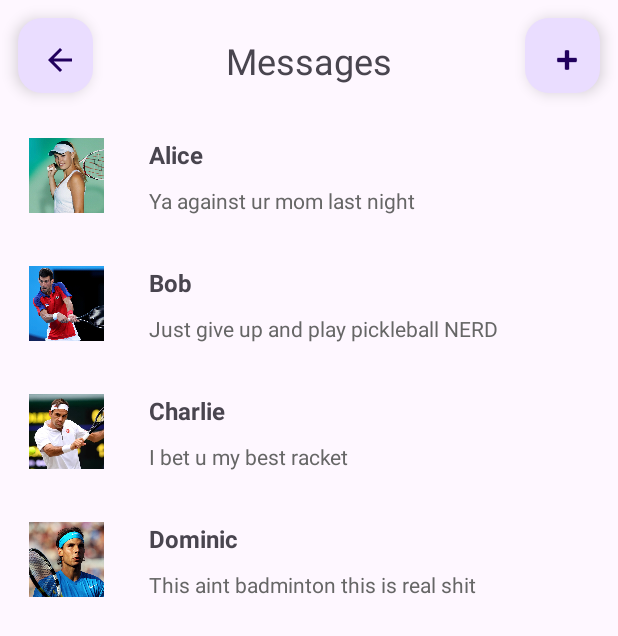
After one commit to kusshsatija/Public-Tennis-Court-Availability-Tracker, an Android app: the Messages screen opened directly, with no data from a screen before it, on a phone screen of 412 x 824 dp. The commit adds this screen. Shown: the top 636 px of the screen. Run offline under Robolectric (Android 15) with nearby library versions, the phone set to English and light mode, and no system bars.

Commit message:
Messages initial commit

```diff
--- /dev/null
+++ b/app/src/main/java/com/example/publictenniscourtavailabilitytracker/Conversation.java
@@ -0,0 +1,37 @@
+package com.example.publictenniscourtavailabilitytracker;
+
+import java.io.Serializable;
+import java.util.List;
+
+public class Conversation implements Serializable {
+    private final List<Message> messages; // List of messages in the conversation
+    private final String recipient;
+    private final int recipientPic;
+
+    public Conversation(String recipient, int recipientPic, List<Message> messages) {
+        this.recipient = recipient;
+        this.recipientPic = recipientPic;
+        this.messages = messages;
+    }
+
+    public List<Message> getMessages() {
+        return messages;
+    }
+
+    public Message getMostRecentMessage() {
+        return messages.isEmpty() ? null : messages.get(messages.size() - 1);
+    }
+
+    public String getRecipient() {
+        return recipient;
+    }
+
+    public int getRecipientPic() {
+        return recipientPic;
+    }
+
+    // Method to add a new message to the conversation
+    public void addMessage(Message message) {
+        messages.add(message);
+    }
+}
--- /dev/null
+++ b/app/src/main/java/com/example/publictenniscourtavailabilitytracker/ConversationAdapter.java
@@ -0,0 +1,84 @@
+package com.example.publictenniscourtavailabilitytracker;
+
+import android.annotation.SuppressLint;
+import android.view.LayoutInflater;
+import android.view.View;
+import android.view.ViewGroup;
+import android.widget.ImageView;
+import android.widget.TextView;
+
+import androidx.annotation.NonNull;
+import androidx.recyclerview.widget.RecyclerView;
+
+import java.util.List;
+
+public class ConversationAdapter extends RecyclerView.Adapter<ConversationAdapter.ConversationViewHolder> {
+
+    private final List<Conversation> conversationList;
+    private final OnItemClickListener listener;
+
+    // Interface for click events
+    public interface OnItemClickListener {
+        void onItemClick(int position);
+    }
+
+    public ConversationAdapter(List<Conversation> conversationList, OnItemClickListener listener) {
+        this.conversationList = conversationList;
+        this.listener = listener;
+    }
+
+    // ViewHolder defines views in a single list item
+    public static class ConversationViewHolder extends RecyclerView.ViewHolder {
+        ImageView profileImageView;
+        TextView recipientNameTextView, recentMessageTextView;
+
+        public ConversationViewHolder(@NonNull View itemView, OnItemClickListener listener) {
+            super(itemView);
+            profileImageView = itemView.findViewById(R.id.profileImageView);
+            recipientNameTextView = itemView.findViewById(R.id.recipientNameTextView);
+            recentMessageTextView = itemView.findViewById(R.id.recentMessageTextView);
+
+            itemView.setOnClickListener(v -> {
+                if (listener != null) {
+                    int position = getAdapterPosition();
+                    if (position != RecyclerView.NO_POSITION) {
+                        listener.onItemClick(position);
+                    }
+                }
+            });
+        }
+    }
+
+    @NonNull
+    @Override
+    public ConversationViewHolder onCreateViewHolder(@NonNull ViewGroup parent, int viewType) {
+        View view = LayoutInflater.from(parent.getContext())
+                .inflate(R.layout.conversation_item, parent, false);
+        return new ConversationViewHolder(view, listener);
+    }
+
+    @SuppressLint("SetTextI18n")
+    @Override
+    public void onBindViewHolder(@NonNull ConversationViewHolder holder, int position) {
+        Conversation conversation = conversationList.get(position);
+        Message mostRecentMessage = conversation.getMostRecentMessage();
+
+        // Set the recipient's name (always show the name of the conversation partner)
+        holder.recipientNameTextView.setText(conversation.getRecipient());
+
+        // Display the most recent message content
+        if (mostRecentMessage != null) {
+            holder.recentMessageTextView.setText(mostRecentMessage.getContent());
+        } else {
+            holder.recentMessageTextView.setText("No messages yet");
+        }
+
+        // Example profile image setting (adjust as needed)
+        holder.profileImageView.setImageResource(conversation.getRecipientPic()); // Placeholder
+    }
+
+    @Override
+    public int getItemCount() {
+        return conversationList.size();
+    }
+}
--- /dev/null
+++ b/app/src/main/java/com/example/publictenniscourtavailabilitytracker/Message.java
@@ -0,0 +1,21 @@
+package com.example.publictenniscourtavailabilitytracker;
+
+import java.io.Serializable;
+
+public class Message implements Serializable {
+    private final String content;
+    private final String sender;
+
+    public Message(String content, String sender) {
+        this.content = content;
+        this.sender = sender;
+    }
+
+    public String getContent() {
+        return content;
+    }
+
+    public String getSender() {
+        return sender;
+    }
+}
--- /dev/null
+++ b/app/src/main/java/com/example/publictenniscourtavailabilitytracker/Messages.java
@@ -0,0 +1,79 @@
+package com.example.publictenniscourtavailabilitytracker;
+
+import android.content.Intent;
+import android.os.Bundle;
+
+import androidx.activity.EdgeToEdge;
+import androidx.appcompat.app.AppCompatActivity;
+import androidx.core.graphics.Insets;
+import androidx.core.view.ViewCompat;
+import androidx.core.view.WindowInsetsCompat;
+import androidx.recyclerview.widget.LinearLayoutManager;
+import androidx.recyclerview.widget.RecyclerView;
+
+import java.util.ArrayList;
+import java.util.List;
+
+public class Messages extends AppCompatActivity {
+
+    private List<Conversation> conversationList;
+
+    @Override
+    protected void onCreate(Bundle savedInstanceState) {
+        super.onCreate(savedInstanceState);
+        EdgeToEdge.enable(this);
+        setContentView(R.layout.activity_messages);
+
+        RecyclerView convoRecycler = findViewById(R.id.conversationsRecyclerView);
+        convoRecycler.setLayoutManager(new LinearLayoutManager(this));
+
+        conversationList = createSampleConversations();
+
+        ConversationAdapter conversationAdapter = new ConversationAdapter(conversationList, position -> {
+            // Handle click event for the selected conversation
+            Conversation selectedConversation = conversationList.get(position);
+
+            // Open the Chat activity and pass the selected conversation
+            Intent intent = new Intent(Messages.this, Chat.class);
+            intent.putExtra("conversation", selectedConversation); // Pass the whole conversation
+            startActivity(intent);
+        });
+
+        convoRecycler.setAdapter(conversationAdapter);
+
+        ViewCompat.setOnApplyWindowInsetsListener(findViewById(R.id.main), (v, insets) -> {
+            Insets systemBars = insets.getInsets(WindowInsetsCompat.Type.systemBars());
+            v.setPadding(systemBars.left, systemBars.top, systemBars.right, systemBars.bottom);
+            return insets;
+        });
+    }
+
+    private List<Conversation> createSampleConversations() {
+        List<Conversation> conversationList = new ArrayList<>();
+
+        // Example Conversation 1
+        List<Message> aliceMessages = new ArrayList<>();
+        aliceMessages.add(new Message("Play tennis much?", "Alice"));
+        aliceMessages.add(new Message("Ya against ur mom last night", "You"));
+        conversationList.add(new Conversation("Alice", R.drawable.alice, aliceMessages));
+
+        // Example Conversation 2
+        List<Message> bobMessages = new ArrayList<>();
+        bobMessages.add(new Message("Suck at tennis much", "Bob"));
+        bobMessages.add(new Message("Just give up and play pickleball NERD", "You"));
+        conversationList.add(new Conversation("Bob", R.drawable.bob, bobMessages));
+
+        // Example Conversation 3
+        List<Message> charlieMessages = new ArrayList<>();
+        charlieMessages.add(new Message("I bet u my best racket", "Charlie"));
+        conversationList.add(new Conversation("Charlie", R.drawable.charlie, charlieMessages));
+
+        // Example Conversation 4
+        List<Message> dominicMessages = new ArrayList<>();
+        dominicMessages.add(new Message("U suck lol!", "Dominic"));
+        dominicMessages.add(new Message("This aint badminton this is real shit", "You"));
+        conversationList.add(new Conversation("Dominic", R.drawable.dominic, dominicMessages));
+
+        return conversationList;
+    }
+}
--- /dev/null
+++ b/app/src/main/res/layout/activity_messages.xml
@@ -0,0 +1,57 @@
+<?xml version="1.0" encoding="utf-8"?>
+<androidx.constraintlayout.widget.ConstraintLayout xmlns:android="http://schemas.android.com/apk/res/android"
+    xmlns:app="http://schemas.android.com/apk/res-auto"
+    xmlns:tools="http://schemas.android.com/tools"
+    android:id="@+id/main"
+    android:layout_width="match_parent"
+    android:layout_height="match_parent"
+    tools:context=".Messages">
+
+    <com.google.android.material.floatingactionbutton.FloatingActionButton
+        android:id="@+id/composeMessageBtn"
+        android:layout_width="50sp"
+        android:layout_height="50sp"
+        android:layout_marginTop="12dp"
+        android:layout_marginEnd="12dp"
+        android:clickable="true"
+        android:contentDescription="composeBtn"
+        app:layout_constraintEnd_toEndOf="parent"
+        app:layout_constraintTop_toTopOf="parent"
+        app:srcCompat="@android:drawable/ic_input_add"
+        tools:ignore="HardcodedText" />
+
+    <com.google.android.material.floatingactionbutton.FloatingActionButton
+        android:id="@+id/exitMessagesBtn"
+        android:layout_width="50sp"
+        android:layout_height="50sp"
+        android:layout_marginStart="12dp"
+        android:layout_marginTop="12dp"
+        android:clickable="true"
+        android:contentDescription="exitBtn"
+        app:layout_constraintStart_toStartOf="parent"
+        app:layout_constraintTop_toTopOf="parent"
+        app:srcCompat="?attr/actionModeCloseDrawable"
+        tools:ignore="HardcodedText" />
+
+    <TextView
+        android:id="@+id/messagesTopText"
+        android:layout_width="wrap_content"
+        android:layout_height="wrap_content"
+        android:layout_marginTop="24dp"
+        android:text="Messages"
+        android:textSize="24sp"
+        app:layout_constraintEnd_toEndOf="parent"
+        app:layout_constraintStart_toStartOf="parent"
+        app:layout_constraintTop_toTopOf="parent"
+        tools:ignore="HardcodedText" />
+
+    <androidx.recyclerview.widget.RecyclerView
+        android:id="@+id/conversationsRecyclerView"
+        android:layout_width="409dp"
+        android:layout_height="0dp"
+        android:layout_marginTop="17dp"
+        app:layout_constraintEnd_toEndOf="parent"
+        app:layout_constraintStart_toStartOf="parent"
+        app:layout_constraintTop_toBottomOf="@+id/messagesTopText" />
+
+</androidx.constraintlayout.widget.ConstraintLayout>
--- /dev/null
+++ b/app/src/main/res/layout/conversation_item.xml
@@ -0,0 +1,50 @@
+<?xml version="1.0" encoding="utf-8"?>
+<androidx.constraintlayout.widget.ConstraintLayout xmlns:android="http://schemas.android.com/apk/res/android"
+    xmlns:app="http://schemas.android.com/apk/res-auto"
+    xmlns:tools="http://schemas.android.com/tools"
+    android:layout_width="match_parent"
+    android:layout_height="85sp"
+    android:padding="8dp"
+    tools:context=".MainActivity">
+
+    <!-- Profile Image -->
+
+    <!-- Text Container (Recipient Name and Recent Message) -->
+    <ImageView
+        android:id="@+id/profileImageView"
+        android:layout_width="50dp"
+        android:layout_height="50dp"
+        android:layout_marginStart="10dp"
+        android:scaleType="centerCrop"
+        android:src="@drawable/common_full_open_on_phone"
+        app:layout_constraintBottom_toBottomOf="parent"
+        app:layout_constraintStart_toStartOf="parent"
+        app:layout_constraintTop_toTopOf="parent"
+        tools:ignore="ContentDescription" />
+
+    <TextView
+        android:id="@+id/recentMessageTextView"
+        android:layout_width="wrap_content"
+        android:layout_height="wrap_content"
+        android:layout_marginTop="10dp"
+        android:text="Recent message here"
+        android:textColor="#666666"
+        android:textSize="14sp"
+        app:layout_constraintStart_toStartOf="@+id/recipientNameTextView"
+        app:layout_constraintTop_toBottomOf="@+id/recipientNameTextView"
+        tools:ignore="HardcodedText" />
+
+    <TextView
+        android:id="@+id/recipientNameTextView"
+        android:layout_width="wrap_content"
+        android:layout_height="wrap_content"
+        android:layout_marginStart="90dp"
+        android:layout_marginTop="10dp"
+        android:text="Recipient Name"
+        android:textSize="16sp"
+        android:textStyle="bold"
+        app:layout_constraintStart_toStartOf="parent"
+        app:layout_constraintTop_toTopOf="parent"
+        tools:ignore="HardcodedText" />
+
+</androidx.constraintlayout.widget.ConstraintLayout>
--- a/app/src/main/res/values/colors.xml
+++ b/app/src/main/res/values/colors.xml
@@ -2,4 +2,6 @@
 <resources>
     <color name="black">#FF000000</color>
     <color name="white">#FFFFFFFF</color>
+    <color name="sent_message_color">#4CAF50</color>
+    <color name="received_message_color">#E0E0E0</color>
 </resources>
```
Also changed, not shown: app/src/main/AndroidManifest.xml (+11 -4 lines), app/src/main/java/com/example/publictenniscourtavailabilitytracker/Chat.java (added, +80 -0 lines), app/src/main/java/com/example/publictenniscourtavailabilitytracker/ChatAdapter.java (added, +80 -0 lines), app/src/main/java/com/example/publictenniscourtavailabilitytracker/MainActivity.java (+7 -0 lines), app/src/main/res/layout/activity_chat.xml (added, +62 -0 lines), app/src/main/res/layout/activity_main.xml (+18 -2 lines), app/src/main/res/layout/item_message_received.xml (added, +21 -0 lines), app/src/main/res/layout/item_message_sent.xml (added, +22 -0 lines), app/src/main/res/drawable/alice.png (added), app/src/main/res/drawable/bob.png (added), app/src/main/res/drawable/charlie.png (added), app/src/main/res/drawable/dominic.png (added).
